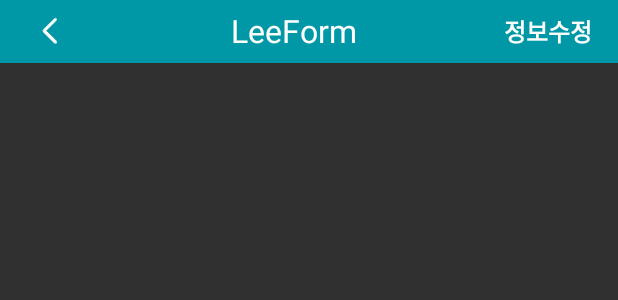
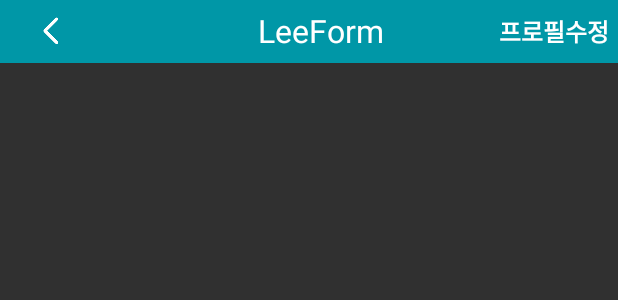
Before and after one commit to KimHunJin/MobileProject, an Android app: the layout toolbar_custom_mypage.xml on its own in the app's theme, with its tools: preview values and no code run, on a phone screen of 412 x 824 dp. Shown: the top 300 px of the screen. Run offline under Robolectric (Android 15) with nearby library versions, the phone set to English and light mode, and no system bars.

Commit message:
커뮤니티에서 검색 숨기기, 내정보 -> 프로필로 변경

```diff
--- a/LeeForm/app/src/main/java/sungkyul/ac/kr/leeform/activity/knowhow/KnowhowDetailActivity.java
+++ b/LeeForm/app/src/main/java/sungkyul/ac/kr/leeform/activity/knowhow/KnowhowDetailActivity.java
@@ -154,15 +154,14 @@ public class KnowHowDetailActivity extends AppCompatActivity {
                 txtKnowHowDetailTime.setText(decode.getWriting_data1().get(0).getWriting_date());
                 txtToolBarTitle.setText(decode.getWriting_data1().get(0).getWriting_name());
 
-                sbContent.append("★" + decode.getWriting_data1().get(0).getWriting_name().toString() + "★" +
-                        "\n" +
+                sbContent.append("★" + decode.getWriting_data1().get(0).getWriting_name().toString() + "★\n" +
                         decode.getWriting_data1().get(0).getExplanation().toString() +
                         "\n\n"+
                         "난이도 : " + decode.getWriting_data1().get(0).getLevel().toString() + " / " +
                         "소요시간 : " + decode.getWriting_data1().get(0).getCost().toString() + " / " +
                         "소요비용 : " + decode.getWriting_data1().get(0).getCost().toString() +
                         "\n\n" +
-                        "<" + "제작방법" + ">" +
+                        "<제작방법>" +
                         "\n"
                 );
                 for (int i = 0; i < decode.getWriting_data2().size(); i++) {
--- a/LeeForm/app/src/main/java/sungkyul/ac/kr/leeform/activity/navigation/MyPageModifyActivity.java
+++ b/LeeForm/app/src/main/java/sungkyul/ac/kr/leeform/activity/navigation/MyPageModifyActivity.java
@@ -78,7 +78,7 @@ public class MyPageModifyActivity extends AppCompatActivity {
         getUserDetails(); //값가져오기
 
         toolbar.setContentInsetsAbsolute(0, 0);
-        txtToolbarTitle.setText("내 정보 수정");
+        txtToolbarTitle.setText("프로필 수정");
 
         imgBack.setOnClickListener(new View.OnClickListener() {
             @Override
--- a/LeeForm/app/src/main/res/layout/toolbar_custom_mypage.xml
+++ b/LeeForm/app/src/main/res/layout/toolbar_custom_mypage.xml
@@ -54,44 +54,39 @@
             android:src="@drawable/main_search" />&ndash;&gt;
     </RelativeLayout>
 -->
-    <LinearLayout
+    <RelativeLayout
         android:id="@+id/backToolbar"
         android:layout_width="match_parent"
-        android:layout_height="wrap_content"
-        android:orientation="horizontal">
+        android:layout_height="wrap_content">
 
         <ImageView
             android:id="@+id/imgBackOk"
-            android:layout_width="0dp"
+            android:layout_width="wrap_content"
             android:layout_height="wrap_content"
-            android:layout_gravity="center"
-            android:layout_marginRight="4dp"
-            android:layout_weight="0.1"
-            android:background="@null"
+            android:layout_centerVertical="true"
+            android:layout_alignParentLeft="true"
             android:src="@drawable/back" />
 
         <TextView
             android:id="@+id/txtToolBarTitle"
-            android:layout_width="0dp"
+            android:layout_width="wrap_content"
             android:layout_height="wrap_content"
-            android:layout_gravity="center"
-            android:layout_weight="0.8"
-            android:gravity="center"
+            android:layout_centerInParent="true"
             android:text="LeeForm"
             android:textColor="@color/colorWhite"
             android:textSize="21sp" />
 
         <TextView
             android:id="@+id/txtMypageModify"
-            android:layout_width="0dp"
-            android:layout_weight="0.2"
+            android:layout_width="wrap_content"
             android:layout_height="wrap_content"
-            android:text="정보수정"
+            android:text="프로필수정"
             android:textColor="@color/colorWhite"
             android:textSize="16sp"
-            android:layout_gravity="center"
-            android:layout_marginRight="5dp"
+            android:layout_marginRight="6dp"
+            android:layout_alignParentRight="true"
+            android:layout_centerVertical="true"
             android:textStyle="bold"/>
 
-    </LinearLayout>
+    </RelativeLayout>
 </android.support.v7.widget.Toolbar>
```
Also changed, not shown: LeeForm/app/src/main/java/sungkyul/ac/kr/leeform/MainActivity.java (+22 -0 lines), LeeForm/app/src/main/java/sungkyul/ac/kr/leeform/adapter/MainListAdapter.java (+0 -8 lines), LeeForm/app/src/main/java/sungkyul/ac/kr/leeform/fragment/HomeFragment.java (+0 -14 lines).
